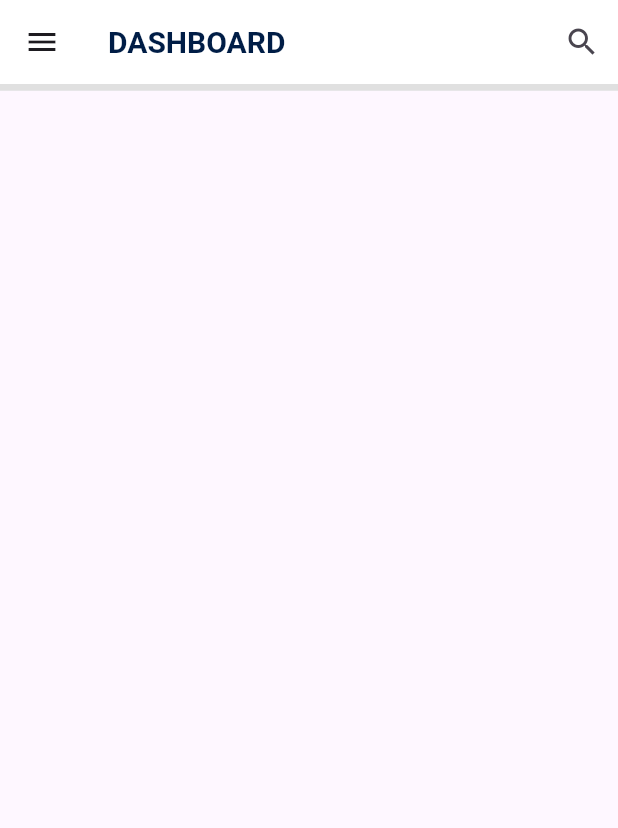
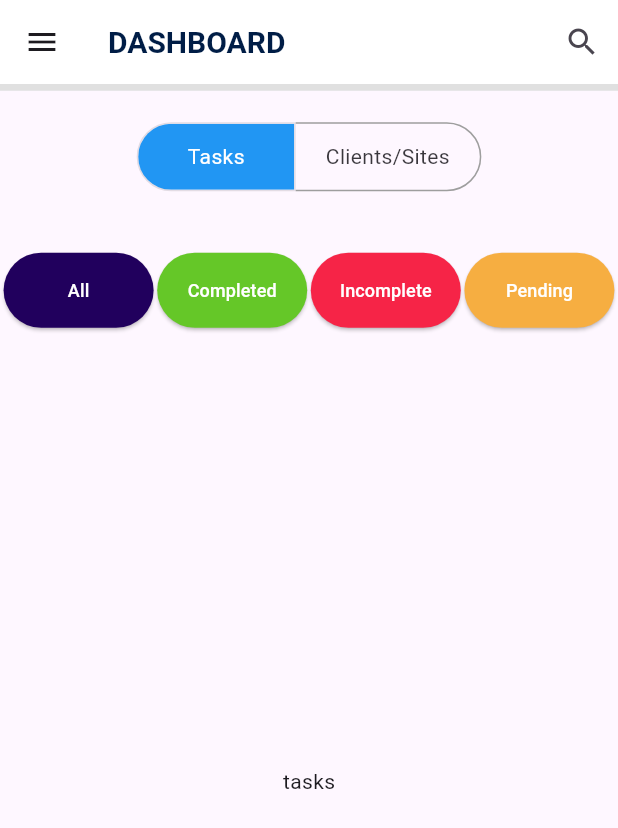
Before and after one commit to Sumedhvyas28/BWT-APP, a Flutter app: the DashboardPage screen opened directly, on a phone screen of 412 x 824 dp. Shown: the top 828 px of the screen. Run offline on Flutter 3.47's test engine with Material 3 defaults, Android fonts, the light colour scheme and no system bars; our stand-ins replace smooth_page_indicator.

Commit message:
added dashboard basic buttons and segments button

```diff
--- a/lib/constants/pallete.dart
+++ b/lib/constants/pallete.dart
@@ -3,4 +3,9 @@ import 'package:flutter/material.dart';
 class Pallete {
   static const Color mainFontColor = Color.fromRGBO(0, 29, 70, 1);
   static const Color termsFontColor = Color.fromRGBO(61, 105, 178, 1);
+
+  static const Color lineButton1Color = Color.fromRGBO(33, 0, 93, 1);
+  static const Color lineButton2Color = Color.fromRGBO(101, 199, 40, 1);
+  static const Color lineButton3Color = Color.fromRGBO(246, 36, 71, 1);
+  static const Color lineButton4Color = Color.fromRGBO(246, 174, 65, 1);
 }
--- a/lib/pages/dashboard.dart
+++ /dev/null
@@ -1,64 +0,0 @@
-import 'package:flutter/material.dart';
-import 'package:flutter_application_1/constants/pallete.dart';
-
-class DashboardPage extends StatefulWidget {
-  const DashboardPage({super.key});
-
-  @override
-  State<DashboardPage> createState() => _DashboardPageState();
-}
-
-class _DashboardPageState extends State<DashboardPage> {
-  List<bool> isSelected = [true, false];
-
-  @override
-  Widget build(BuildContext context) {
-    return Scaffold(
-      appBar: AppBar(
-        backgroundColor: Colors.white,
-        elevation: 0,
-        leading: IconButton(
-          onPressed: () {},
-          icon: const Icon(
-            Icons.menu,
-          ),
-        ),
-        title: const Row(
-          children: [
-            Text(
-              'DASHBOARD',
-              style: TextStyle(
-                color: Pallete.mainFontColor,
-                fontWeight: FontWeight.bold,
-                fontSize: 20,
-              ),
-            ),
-          ],
-        ),
-        actions: [
-          IconButton(
-            onPressed: () {},
-            icon: const Icon(
-              Icons.search,
-            ),
-          )
-        ],
-      ),
-      body: Column(
-        children: [
-          Container(
-            width: double.infinity,
-            color: Colors.grey[300],
-            height: 4.5,
-          ),
-          Padding(
-            padding: EdgeInsets.symmetric(
-              vertical: 20,
-            ),
-            child: Center(),
-          )
-        ],
-      ),
-    );
-  }
-}
--- /dev/null
+++ b/lib/pages/dashboard/dashboard.dart
@@ -0,0 +1,146 @@
+import 'package:flutter/material.dart';
+import 'package:flutter_application_1/constants/pallete.dart';
+
+class DashboardPage extends StatefulWidget {
+  const DashboardPage({super.key});
+
+  @override
+  State<DashboardPage> createState() => _DashboardPageState();
+}
+
+class _DashboardPageState extends State<DashboardPage> {
+  List<bool> isSelected = [true, false];
+
+  @override
+  Widget build(BuildContext context) {
+    return Scaffold(
+      appBar: AppBar(
+        backgroundColor: Colors.white,
+        elevation: 0,
+        leading: IconButton(
+          onPressed: () {},
+          icon: const Icon(
+            Icons.menu,
+          ),
+        ),
+        title: const Row(
+          children: [
+            Text(
+              'DASHBOARD',
+              style: TextStyle(
+                color: Pallete.mainFontColor,
+                fontWeight: FontWeight.bold,
+                fontSize: 20,
+              ),
+            ),
+          ],
+        ),
+        actions: [
+          IconButton(
+            onPressed: () {},
+            icon: const Icon(
+              Icons.search,
+            ),
+          )
+        ],
+      ),
+      body: Column(
+        children: [
+          Container(
+            width: double.infinity,
+            color: Colors.grey[300],
+            height: 4.5,
+          ),
+          Padding(
+            padding: const EdgeInsets.symmetric(
+              vertical: 20,
+            ),
+            child: Center(
+              child: ToggleButtons(
+                isSelected: isSelected,
+                onPressed: (index) {
+                  setState(() {
+                    for (int i = 0; i < isSelected.length; i++) {
+                      isSelected[i] = i == index;
+                    }
+                  });
+                },
+                selectedColor: Colors.white,
+                fillColor: Colors.blue,
+                borderColor: Colors.grey,
+                borderRadius: BorderRadius.circular(30),
+                constraints: const BoxConstraints(
+                  minHeight: 44,
+                  minWidth: 104,
+                ),
+                children: const [
+                  Padding(
+                    padding: EdgeInsets.symmetric(horizontal: 20),
+                    child: Text('Tasks'),
+                  ),
+                  Padding(
+                    padding: EdgeInsets.symmetric(horizontal: 20),
+                    child: Text('Clients/Sites'),
+                  ),
+                ],
+              ),
+            ),
+          ),
+          const SizedBox(
+            height: 20,
+          ),
+          Row(
+            mainAxisAlignment: MainAxisAlignment.spaceEvenly,
+            children: [
+              _buildButton('All', Pallete.lineButton1Color, () {
+                // logic for button
+                // for later
+              }),
+              _buildButton('Completed', Pallete.lineButton2Color, () {
+                // logic for button
+                // for later
+              }),
+              _buildButton('Incomplete', Pallete.lineButton3Color, () {
+                // logic for button
+                // for later
+              }),
+              _buildButton('Pending', Pallete.lineButton4Color, () {
+                // logic for button
+                // for later
+              }),
+            ],
+          ),
+          Expanded(
+              child: Center(
+            child: Text(
+              isSelected[0] ? 'tasks' : 'clients',
+            ),
+          ))
+        ],
+      ),
+    );
+  }
+
+  Widget _buildButton(String text, Color color, VoidCallback onPressed) {
+    return SizedBox(
+      width: 100,
+      child: ElevatedButton(
+        onPressed: onPressed,
+        child: Text(
+          text,
+          style: TextStyle(fontSize: 12, color: Colors.white),
+        ),
+        style: ElevatedButton.styleFrom(
+          padding: const EdgeInsets.symmetric(
+            horizontal: 18,
+            vertical: 12,
+          ),
+          backgroundColor: color,
+          shape:
+              RoundedRectangleBorder(borderRadius: BorderRadius.circular(30)),
+          minimumSize: const Size(80, 50),
+        ),
+      ),
+    );
+  }
+}
--- a/lib/pages/login_page.dart
+++ b/lib/pages/login_page.dart
@@ -1,5 +1,5 @@
 import 'package:flutter/material.dart';
-import 'package:flutter_application_1/pages/dashboard.dart';
+import 'package:flutter_application_1/pages/dashboard/dashboard.dart';
 import 'package:flutter_application_1/constants/pallete.dart';
 
 // check box
```
